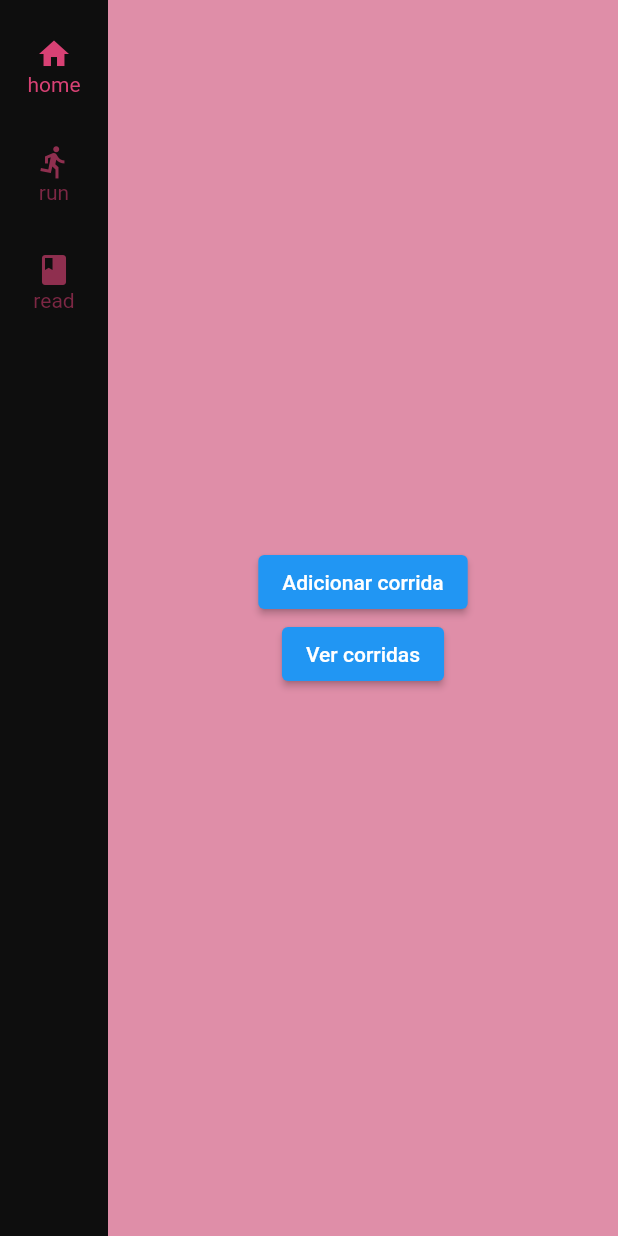
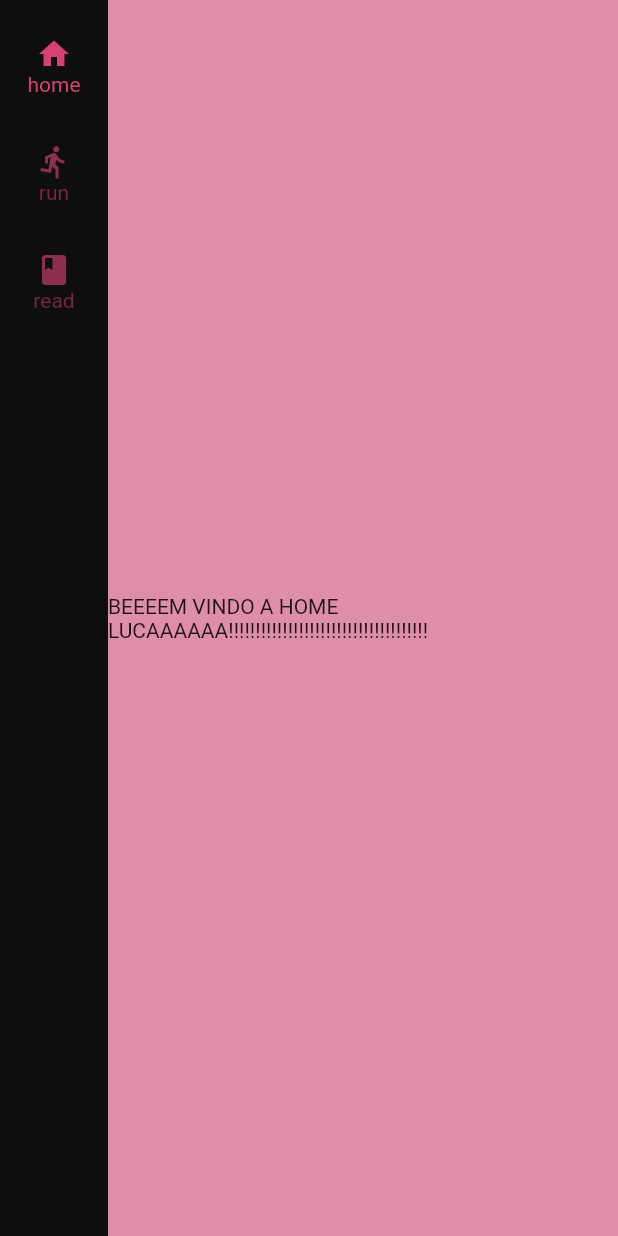
Before and after one commit to yasukawa426/flutter-academia, a Flutter app: the screen it shows after launch, on a phone screen of 412 x 824 dp. Run offline on Flutter 3.47's test engine with Material 2 defaults, Android fonts, the light colour scheme and no system bars; missing offline and left inert: gsheets.

Commit message:
Navigation rail agora faz a navegação corretamente. Desativado bandeirinha de debug.

```diff
--- a/lib/components/NavigationRail/custom_navigation_rail.dart
+++ /dev/null
@@ -1,55 +0,0 @@
-import 'package:flutter/material.dart';
-
-
-class CustomNavigationRail extends StatefulWidget {
-  const CustomNavigationRail({Key? key, required this.initialIndex})
-      : super(key: key);
-  final int initialIndex;
-  @override
-  State<CustomNavigationRail> createState() =>
-      _CustomNavigationRailState(initialIndex);
-}
-
-class _CustomNavigationRailState extends State<CustomNavigationRail> {
-  _CustomNavigationRailState(this._selectedIndex);
-  int _selectedIndex;
-
-  @override
-  Widget build(BuildContext context) {
-    return NavigationRail(
-      backgroundColor: const Color.fromARGB(255, 14, 14, 14),
-      useIndicator: false,
-      selectedIndex: _selectedIndex,
-      labelType: NavigationRailLabelType.all,
-      unselectedLabelTextStyle:
-          const TextStyle(color: Color.fromARGB(255, 125, 39, 68)),
-      selectedLabelTextStyle:
-          const TextStyle(color: Color.fromARGB(255, 216, 65, 116)),
-      onDestinationSelected: (int index) {
-        setState(() {
-          _selectedIndex = index;
-        });
-      },
-      destinations: const <NavigationRailDestination>[
-        NavigationRailDestination(
-          icon: Icon(Icons.home, color: Color.fromARGB(255, 216, 65, 116)),
-          label: Text("home"),
-        ),
-        NavigationRailDestination(
-          icon: Icon(
-            Icons.directions_run,
-            color: Color.fromARGB(255, 216, 65, 116),
-          ),
-          label: Text("run"),
-        ),
-        NavigationRailDestination(
-          icon: Icon(
-            Icons.book,
-            color: Color.fromARGB(255, 216, 65, 116),
-          ),
-          label: Text("read"),
-        ),
-      ],
-    );
-  }
-}
--- a/lib/main.dart
+++ b/lib/main.dart
@@ -37,6 +37,7 @@ class _MyAppState extends State<MyApp> {
   Widget build(BuildContext context) {
     return MaterialApp(
       title: 'Inicio',
+      debugShowCheckedModeBanner: false,
       theme: ThemeData(
         primarySwatch: Colors.blue,
       ),
--- a/lib/utils/routes.dart
+++ b/lib/utils/routes.dart
@@ -2,11 +2,12 @@ import 'package:flutter/material.dart';
 
 import 'package:flutter/cupertino.dart';
 import 'package:projeto_academia/view/create/create_page.dart';
+import 'package:projeto_academia/view/home/home_init.dart';
 import 'package:projeto_academia/view/home/home_page.dart';
 import 'package:projeto_academia/view/read/read_page.dart';
 
 Map<String, Widget Function(dynamic)> routes = {
-  '/' : (context) => HomePage(key: UniqueKey()),
+  '/' : (context) => HomeInit(key: UniqueKey()),
   '/create' : (context) => CreatePage(key: UniqueKey()),
   '/read' : (context) => ReadPage(key: UniqueKey()),
 };
--- a/lib/view/create/create_page.dart
+++ b/lib/view/create/create_page.dart
@@ -1,5 +1,5 @@
 import 'package:flutter/material.dart';
-import 'package:projeto_academia/components/NavigationRail/custom_navigation_rail.dart';
+import 'package:projeto_academia/view/home/home_init.dart';
 import 'package:projeto_academia/controller/create_controller.dart';
 import 'package:projeto_academia/main.dart';
 import 'package:projeto_academia/model/sheetRow.dart';
@@ -11,19 +11,9 @@ class CreatePage extends StatelessWidget {
 
   @override
   Widget build(BuildContext context) {
-    return SafeArea(
-      child: Scaffold(
-        backgroundColor: const Color.fromARGB(252, 223, 141, 167),
-        body: Row(
-          crossAxisAlignment: CrossAxisAlignment.start,
-          children: const [
-            CustomNavigationRail(
-              initialIndex: 1,
-            ),
-            Expanded(child: SingleChildScrollView(child: CustomForm())),
-          ],
-        ),
-      ),
+    return const Scaffold(
+      backgroundColor:Color.fromARGB(252, 223, 141, 167),
+      body: SingleChildScrollView(child: CustomForm()),
     );
   }
 }
--- /dev/null
+++ b/lib/view/home/home_init.dart
@@ -0,0 +1,83 @@
+import 'package:flutter/material.dart';
+import 'package:projeto_academia/view/create/create_page.dart';
+import 'package:projeto_academia/view/home/home_page.dart';
+import 'package:projeto_academia/view/read/read_page.dart';
+
+class HomeInit extends StatefulWidget {
+  const HomeInit({Key? key})
+      : super(key: key);
+
+  @override
+  State<HomeInit> createState() =>
+      _HomeInitState();
+}
+
+class _HomeInitState extends State<HomeInit> {
+  _HomeInitState();
+  int _selectedIndex = 0;
+
+
+  @override
+  Widget build(BuildContext context) {
+    return SafeArea(
+      child: Row(
+        children: [
+          NavigationRail(
+            backgroundColor: const Color.fromARGB(255, 14, 14, 14),
+            useIndicator: false,
+            selectedIndex: _selectedIndex,
+            labelType: NavigationRailLabelType.all,
+            unselectedLabelTextStyle:
+                const TextStyle(color: Color.fromARGB(255, 125, 39, 68)),
+            selectedLabelTextStyle:
+                const TextStyle(color: Color.fromARGB(255, 216, 65, 116)),
+            onDestinationSelected: (int index) {
+              setState(() {
+                _selectedIndex = index;
+              });
+            },
+            destinations: const <NavigationRailDestination>[
+              NavigationRailDestination(
+                icon: Icon(Icons.home, color: Color.fromARGB(255, 216, 65, 116)),
+                label: Text("home"),
+              ),
+              NavigationRailDestination(
+                icon: Icon(
+                  Icons.directions_run,
+                  color: Color.fromARGB(255, 216, 65, 116),
+                ),
+                label: Text("run"),
+              ),
+              NavigationRailDestination(
+                icon: Icon(
+                  Icons.book,
+                  color: Color.fromARGB(255, 216, 65, 116),
+                ),
+                label: Text("read"),
+              ),
+            ],
+          ),
+          Expanded(
+            child: Center(child: _getPage()),
+          )
+        ],
+      ),
+    );
+  }
+
+  _getPage() {
+    switch (_selectedIndex) {
+      case 0:
+        return const HomePage();
+
+      case 1:
+        return const CreatePage();
+
+      case 2:
+        return const ReadPage();
+
+      default:
+        return const HomePage();
+    }
+  }
+}
--- a/lib/view/home/home_page.dart
+++ b/lib/view/home/home_page.dart
@@ -1,5 +1,5 @@
 import 'package:flutter/material.dart';
-import 'package:projeto_academia/components/NavigationRail/custom_navigation_rail.dart';
+import 'package:projeto_academia/view/home/home_init.dart';
 
 class HomePage extends StatefulWidget {
   const HomePage({Key? key}) : super(key: key);
@@ -11,37 +11,13 @@ class HomePage extends StatefulWidget {
 class _HomePageState extends State<HomePage> {
   @override
   Widget build(BuildContext context) {
-    return SafeArea(
-      child: Scaffold(
-        backgroundColor: const Color.fromARGB(252, 223, 141, 167),
-        body: Row(
-          children: [
-            const CustomNavigationRail(initialIndex: 0),
-            // const VerticalDivider(thickness: 0, width: 3,),
-            Expanded(
-              child: Column(
-                mainAxisAlignment: MainAxisAlignment.center,
-                crossAxisAlignment: CrossAxisAlignment.center,
-                children: [
-                  Center(
-                    child: ElevatedButton(
-                        onPressed: () {
-                          Navigator.of(context)
-                              .pushNamed('/create');
-                        },
-                        child: const Text("Adicionar corrida")),
-                  ),
-                  Center(
-                    child: ElevatedButton(
-                        onPressed: () {
-                          Navigator.of(context)
-                              .pushNamed('/read');
-                        },
-                        child: const Text("Ver corridas")),
-                  ),
-                ],
-              ),
-            ),
+    return Scaffold(
+      backgroundColor: const Color.fromARGB(252, 223, 141, 167),
+      body: Center(
+        child: Column(
+          mainAxisAlignment: MainAxisAlignment.center,
+          crossAxisAlignment: CrossAxisAlignment.center,
+          children: const [Center(child: Text("BEEEEM VINDO A HOME LUCAAAAAA!!!!!!!!!!!!!!!!!!!!!!!!!!!!!!!!!!!!!"))
           ],
         ),
       ),
--- a/lib/view/read/read_page.dart
+++ b/lib/view/read/read_page.dart
@@ -1,6 +1,6 @@
 import 'package:flutter/material.dart';
 import 'package:gsheets/gsheets.dart';
-import 'package:projeto_academia/components/NavigationRail/custom_navigation_rail.dart';
+import 'package:projeto_academia/view/home/home_init.dart';
 import 'package:projeto_academia/main.dart';
 import 'package:projeto_academia/model/sheetRow.dart';
 import 'package:projeto_academia/utils/crud/read.dart';
@@ -19,8 +19,7 @@ class _ReadPageState extends State<ReadPage> {
 
   @override
   Widget build(BuildContext context) {
-    return SafeArea(
-        child: Scaffold(
+    return Scaffold(
       body: FutureBuilder(
     future: _getChildren(MyApp.sheet),
     builder: (context, snapshot) {
@@ -39,7 +38,7 @@ class _ReadPageState extends State<ReadPage> {
       return const CircularProgressIndicator();
     },
       ),
-    ));
+    );
   }
 
   Future<List<Widget>> _getChildren(Worksheet sheet) async {
```
Lines whose indentation alone changed are shown as unchanged.
